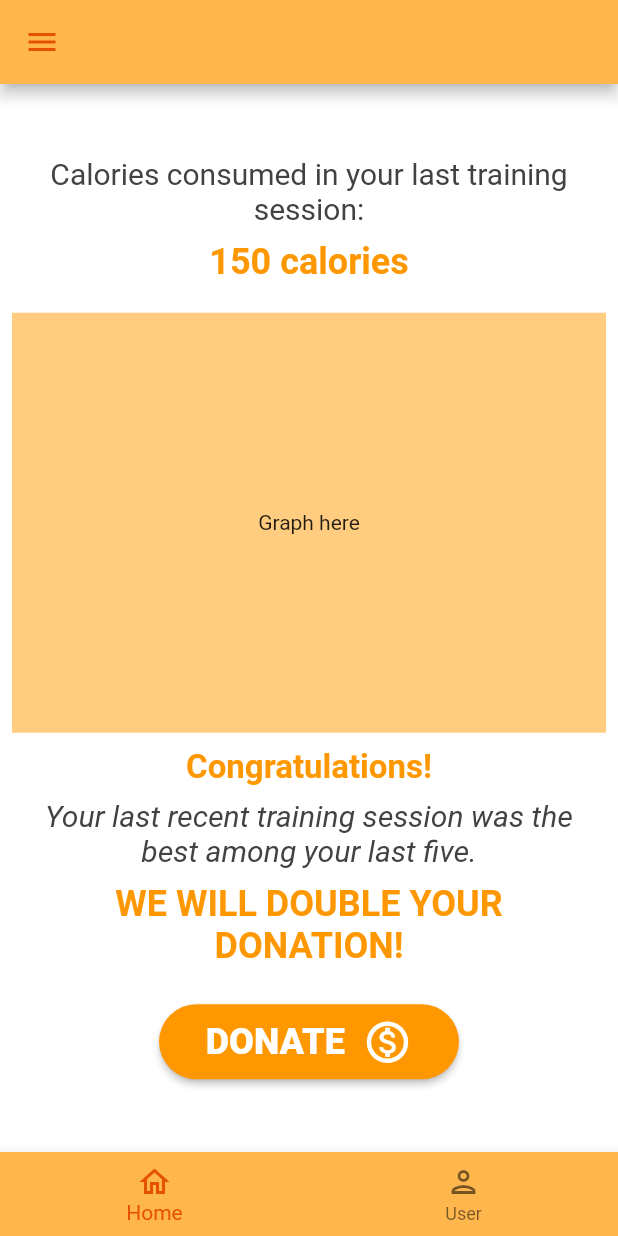
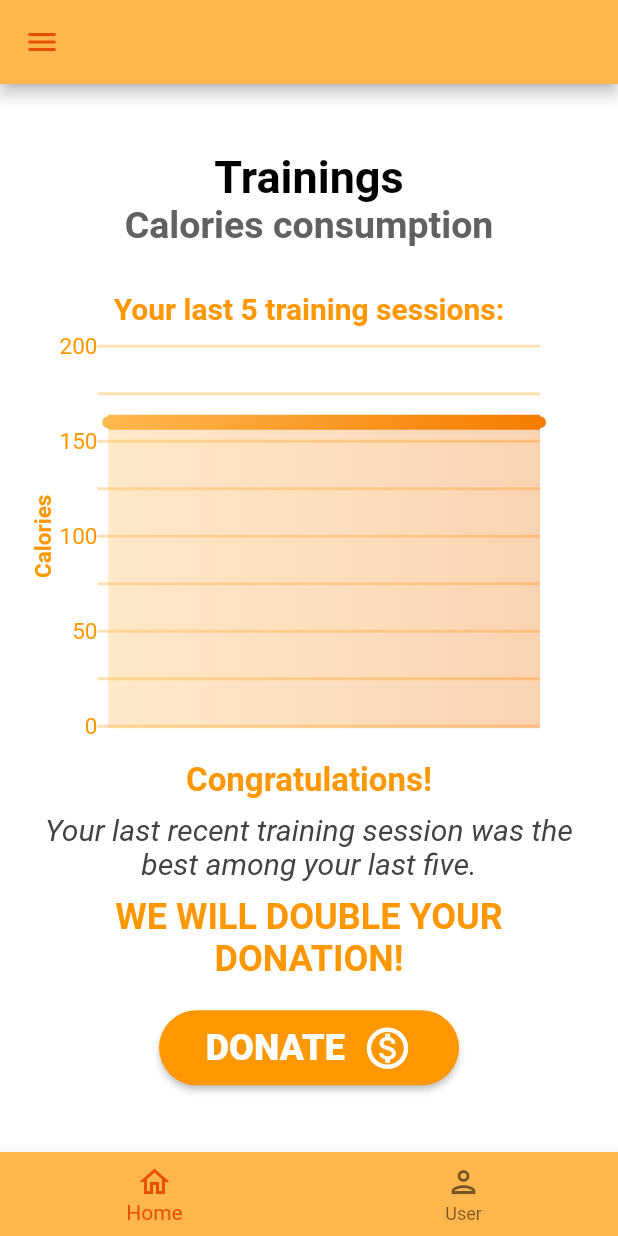
Before and after one commit to pieguarise/app_WGP, a Flutter app: the screen it shows after launch, on a phone screen of 412 x 824 dp. Run offline on Flutter 3.47's test engine with Material 2 defaults, Android fonts, the phone set to English and light mode, and no system bars; drawn by our look-alikes of fl_chart; our stand-ins replace material_design_icons_flutter.

Commit message:
[w] added calories plot

```diff
--- a/app_calorie/lib/pages/homePage.dart
+++ b/app_calorie/lib/pages/homePage.dart
@@ -1,5 +1,6 @@
 import 'package:flutter/material.dart';
 import 'package:app_calorie/models/training.dart';
+import 'package:app_calorie/widgets/caloriesPlot.dart';
 
 
 Widget _toDisplayText(List<Training> recentTrainings){
@@ -77,42 +78,52 @@ class _HomePageState extends State<HomePage> {
 
   @override
   Widget build(BuildContext context) {
-    return Center(
-      child: Padding(
+    return Padding(
       padding: const EdgeInsets.all(8.0),
       child: Column(
         mainAxisAlignment: MainAxisAlignment.center,
         children: <Widget>[
           const Text(
-              textAlign: TextAlign.center,
-              'Calories consumed in your last training session:',
+            'Trainings',
             style: TextStyle(
-                color: Color(0xFF424242),
-                fontSize: 20
+              color: Colors.black,
+              fontSize: 30,
+              fontWeight: FontWeight.bold
+              ),
+            textAlign: TextAlign.left),
+
+          Text(
+            'Calories consumption',
+            style: TextStyle(
+              color: Colors.grey.shade700,
+              fontSize: 25,
+              fontWeight: FontWeight.bold
               )),
-            const SizedBox(height: 10),
-            Text(
-             '${sessions1[0].calories} calories',
+
+          const SizedBox(height: 30),
+
+          const Text(
+            "Your last 5 training sessions:",
             style: TextStyle(
               color: Colors.orange,
-                  fontSize: 24,
-                  fontWeight: FontWeight.bold),
+              fontSize: 20,
+              fontWeight: FontWeight.bold
+            ),
           ),
 
-            const SizedBox(height: 20),
 
           Container(
-              color: Colors.orange.shade200,
-              child: Center(child: const Text("Graph here")),
             height: 280,
             width: 400,
+            child: const LineChartSample(),
             ),
+
 
           const SizedBox(height: 10),
 
-            _toDisplayText(sessions1),
+          _toDisplayText(sessions2),
 
-            const SizedBox(height: 25),
+          const SizedBox(height: 20),
 
           SizedBox(
             width:200,
@@ -142,9 +153,8 @@ class _HomePageState extends State<HomePage> {
               ),
             ),
           )
-            //CustomPlot(data: data)
+
         ],
-        ),
       ),
     );
 
--- /dev/null
+++ b/app_calorie/lib/widgets/caloriesPlot.dart
@@ -0,0 +1,144 @@
+import 'package:fl_chart/fl_chart.dart';
+import 'package:flutter/material.dart';
+import 'package:app_calorie/models/training.dart';
+
+class LineChartSample extends StatelessWidget {
+  const LineChartSample({super.key});
+
+  @override
+  Widget build(BuildContext context) {
+    return Stack(
+      children: <Widget>[
+        AspectRatio(
+          aspectRatio: 1.30,
+          child: Padding(
+            padding: const EdgeInsets.all(12),
+            child: LineChart(
+              mainData(),
+            ),
+          ),
+        ),
+      ],
+    );
+  }
+
+  Widget leftTitleWidgets(double value, TitleMeta meta) {
+    const style = TextStyle(
+      color: Colors.orange,
+      fontSize: 15,
+    );
+    String text;
+    switch (value.toInt()) {
+      case 0:
+        text = '0';
+        break;
+      case 50:
+        text = '50';
+        break;
+      case 100:
+        text = '100';
+        break;
+      case 150:
+        text = '150';
+        break;
+      case 200:
+        text = '200';
+        break;
+      default:
+        return Container();
+    }
+
+    return Text(text, style: style, textAlign: TextAlign.right);
+  }
+
+  LineChartData mainData() {
+    return LineChartData(
+
+      titlesData: FlTitlesData(
+        show: true,
+        rightTitles: AxisTitles(
+          sideTitles: SideTitles(showTitles: false),
+        ),
+        topTitles: AxisTitles(
+          sideTitles: SideTitles(showTitles: false),
+        ),
+        bottomTitles: AxisTitles(
+          sideTitles: SideTitles(showTitles: false),
+        ),
+        leftTitles: AxisTitles(
+          axisNameWidget: const Text(
+            "Calories",
+             style:
+             TextStyle(
+              color: Colors.orange,
+              fontSize: 15,
+              fontWeight: FontWeight.bold
+              ),),
+          axisNameSize: 15,
+          sideTitles: SideTitles(
+            showTitles: true,
+            interval: 1,
+            getTitlesWidget: leftTitleWidgets,
+            reservedSize: 30,
+          ),
+        ),
+      ),
+
+      minX: 0.9,
+      maxX: 5,
+      minY: -1,
+      maxY: 201,
+
+      gridData: FlGridData(
+        show:true,
+        horizontalInterval: 25,
+        getDrawingHorizontalLine: (value) {
+          return FlLine(
+            color: Colors.orange.shade100,
+            strokeWidth: 2
+          );
+        },
+        drawVerticalLine: false
+      ),
+
+      borderData: FlBorderData(show: false ),
+
+      lineTouchData: LineTouchData(
+        enabled: true,
+        touchTooltipData: LineTouchTooltipData(
+          tooltipBgColor: Colors.amber.shade50,
+          // getTooltipItems:
+         )
+       ),
+
+      // backgroundColor: Colors.amber[50],
+
+      lineBarsData: [
+        LineChartBarData(
+          spots: [
+            FlSpot(1, sessions2[4].calories.toDouble()),
+            FlSpot(2, sessions2[3].calories.toDouble()),
+            FlSpot(3, sessions2[2].calories.toDouble()),
+            FlSpot(4, sessions2[1].calories.toDouble()),
+            FlSpot(5, sessions2[0].calories.toDouble()),
+            ],
+          isCurved: true,
+          gradient: LinearGradient(
+            colors: [Colors.orange.shade300, Colors.orange.shade700]),
+          belowBarData: BarAreaData(
+            show: true,
+            gradient: LinearGradient(
+            colors: [Colors.orange.shade300.withOpacity(0.3), Colors.orange.shade800.withOpacity(0.3)]),
+
+          ),
+
+          barWidth: 10,
+          dotData: FlDotData(
+            show: true
+          ),
+
+        ),
+      ],
+    );
+  }
+}
--- a/app_calorie/pubspec.yaml
+++ b/app_calorie/pubspec.yaml
@@ -31,6 +31,7 @@ dependencies:
   flutter:
     sdk: flutter
   material_design_icons_flutter: ^6.0.7096
+  fl_chart: ^0.62.0
 
 
   # The following adds the Cupertino Icons font to your application.
```
Also changed, not shown: app_calorie/pubspec.lock. Lines whose indentation alone changed are shown as unchanged.
